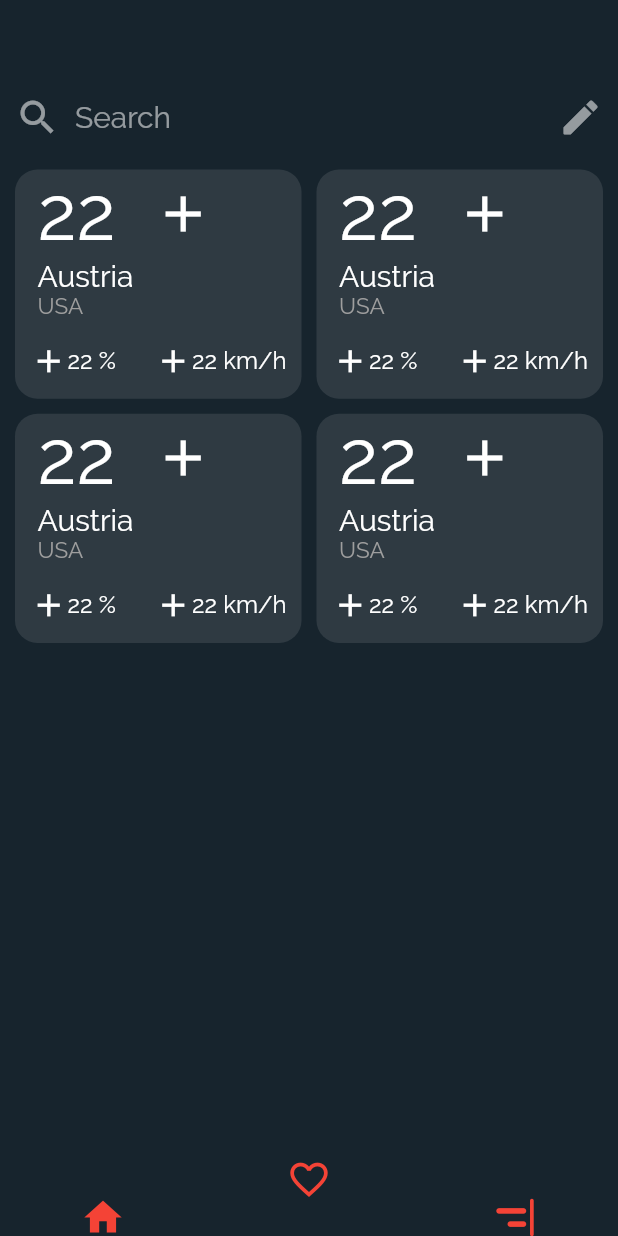
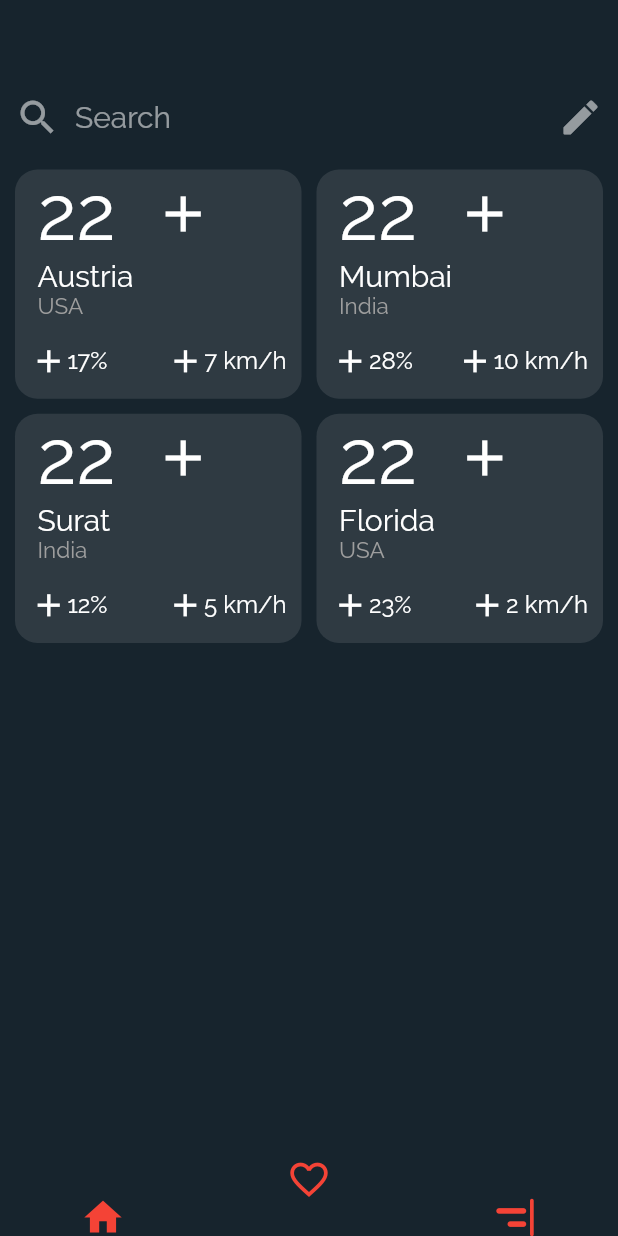
Before and after one commit to gandhisamay/weather-app, a Flutter app: the screen it shows after launch, item 2 of the bottom bar chosen, on a phone screen of 412 x 824 dp. Run offline on Flutter 3.47's test engine with Material 2 defaults, Android fonts, the phone set to English and light mode, and no system bars; drawn by our look-alikes of curved_navigation_bar; our stand-ins replace location.

Commit message:
provider works correctly

```diff
--- a/lib/providers/favourites_city_provider.dart
+++ b/lib/providers/favourites_city_provider.dart
@@ -17,7 +17,36 @@ class FavouriteCity {
 }
 
 class FavouriteCityProvider with ChangeNotifier {
-  List<FavouriteCity> _favourites = [];
+  List<FavouriteCity> _favourites = [
+    FavouriteCity(
+      temp: 22,
+      city: "Austria",
+      country: "USA",
+      humidity: 17,
+      windSpeed: 7,
+    ),
+    FavouriteCity(
+      temp: 22,
+      city: "Mumbai",
+      country: "India",
+      humidity: 28,
+      windSpeed: 10,
+    ),
+    FavouriteCity(
+      temp: 22,
+      city: "Surat",
+      country: "India",
+      humidity: 12,
+      windSpeed: 5,
+    ),
+    FavouriteCity(
+      temp: 22,
+      city: "Florida",
+      country: "USA",
+      humidity: 23,
+      windSpeed: 2,
+    ),
+  ];
 
   List<FavouriteCity> get favourites {
     return [..._favourites];
--- a/lib/screens/search_location_screen.dart
+++ b/lib/screens/search_location_screen.dart
@@ -81,13 +81,11 @@ class SearchLocationScreen extends StatelessWidget {
                     mainAxisSpacing: 10,
                     crossAxisSpacing: 10,
                   ),
-                  children: [
-                    FavouritesCard(),
-                    FavouritesCard(),
-                    FavouritesCard(),
-                    FavouritesCard(),
-
-                  ]
+                  children: favourites
+                      .map(
+                        (e) => FavouritesCard(e),
+                      )
+                      .toList(),
                 ),
               ),
             ),
--- a/lib/widgets/favourites_card.dart
+++ b/lib/widgets/favourites_card.dart
@@ -1,7 +1,11 @@
 import 'package:flutter/material.dart';
 import 'package:flutter_complete_guide/constants.dart';
+import 'package:flutter_complete_guide/providers/favourites_city_provider.dart';
 
 class FavouritesCard extends StatelessWidget {
+  final FavouriteCity favourite;
+
+  FavouritesCard(this.favourite);
   final Color color = Colors.white10;
   @override
   Widget build(BuildContext context) {
@@ -22,7 +26,7 @@ class FavouritesCard extends StatelessWidget {
                   width: 15,
                 ),
                 Text(
-                  "22",
+                  favourite.temp.toString(),
                   style: kTempStyle,
                 ),
                 SizedBox(
@@ -38,14 +42,14 @@ class FavouritesCard extends StatelessWidget {
             Padding(
               padding: const EdgeInsets.only(left: 15.0),
               child: Text(
-                "Austria",
+                favourite.city,
                 style: kCityStyle,
               ),
             ),
             Padding(
               padding: const EdgeInsets.only(left: 15.0),
               child: Text(
-                "USA",
+                favourite.country,
                 style: kCountryStyle,
               ),
             ),
@@ -64,7 +68,7 @@ class FavouritesCard extends StatelessWidget {
                         size: 25,
                       ),
                       Text(
-                        '22 %',
+                        '${favourite.humidity}%',
                         style: TextStyle(
                           color: Colors.white,
                           fontSize: 16,
@@ -88,7 +92,7 @@ class FavouritesCard extends StatelessWidget {
                         size: 25,
                       ),
                       Text(
-                        '22 km/h',
+                        '${favourite.windSpeed} km/h',
                         style: TextStyle(
                           color: Colors.white,
                           fontSize: 16,
```
